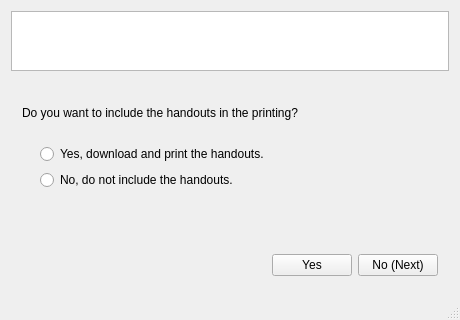
First picture: the form in portfolio/ui/mainwindow.ui, repository manutorres/pernambuco, before the edit.
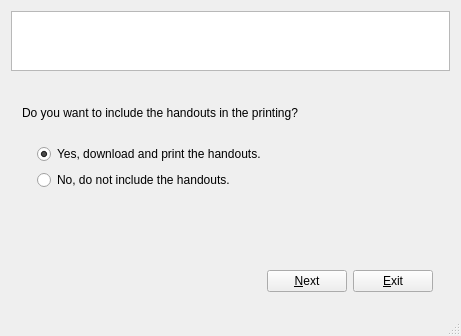
Second picture: the form after the edit.

Commit message: Cambios en los buttos. El progress bar no funciona

Diff of the .ui file:
```diff
--- a/portfolio/ui/mainwindow.ui
+++ b/portfolio/ui/mainwindow.ui
@@ -6,8 +6,8 @@
    <rect>
     <x>0</x>
     <y>0</y>
-    <width>460</width>
-    <height>320</height>
+    <width>461</width>
+    <height>336</height>
    </rect>
   </property>
   <property name="windowTitle">
@@ -44,17 +44,10 @@
       </property>
       <widget class="QWidget" name="page">
        <layout class="QGridLayout" name="gridLayout_4">
-        <item row="5" column="6">
-         <widget class="QPushButton" name="btnCancel">
-          <property name="text">
-           <string>No (Next)</string>
-          </property>
-         </widget>
-        </item>
         <item row="5" column="5">
          <widget class="QPushButton" name="btnAccept">
           <property name="text">
-           <string>Yes</string>
+           <string>&amp;Next</string>
           </property>
          </widget>
         </item>
@@ -78,11 +71,14 @@
           </property>
          </widget>
         </item>
-        <item row="2" column="1" colspan="6">
-         <widget class="QRadioButton" name="radioButton_2">
+        <item row="2" column="1" colspan="7">
+         <widget class="QRadioButton" name="radioButtonHandouts">
           <property name="text">
            <string>Yes, download and print the handouts.</string>
           </property>
+          <property name="checked">
+           <bool>true</bool>
+          </property>
          </widget>
         </item>
         <item row="2" column="0">
@@ -98,7 +94,7 @@
           </property>
          </spacer>
         </item>
-        <item row="1" column="0" colspan="7">
+        <item row="1" column="0" colspan="8">
          <widget class="QLabel" name="label_2">
           <property name="minimumSize">
            <size>
@@ -117,7 +113,7 @@
           </property>
          </widget>
         </item>
-        <item row="4" column="0" colspan="7">
+        <item row="4" column="0" colspan="8">
          <spacer name="verticalSpacer_4">
           <property name="orientation">
            <enum>Qt::Vertical</enum>
@@ -169,6 +165,13 @@
           </property>
          </spacer>
         </item>
+        <item row="5" column="6">
+         <widget class="QPushButton" name="btnExit_1">
+          <property name="text">
+           <string>&amp;Exit</string>
+          </property>
+         </widget>
+        </item>
        </layout>
       </widget>
       <widget class="QWidget" name="page_2">
```
Left out of the diff: 32 changed lines with no effect on the pictures. The commit also changes 2 other files.
